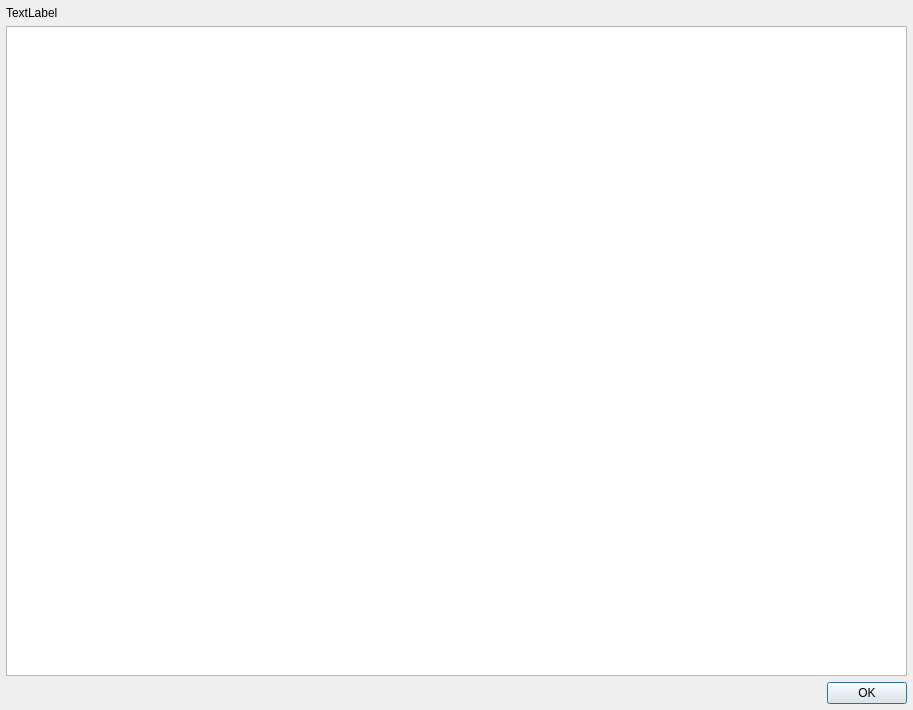
The window that ui_templates/load_order_string_dialog.ui (Frodo45127/runcher) describes before a commit, drawn with Qt 5.
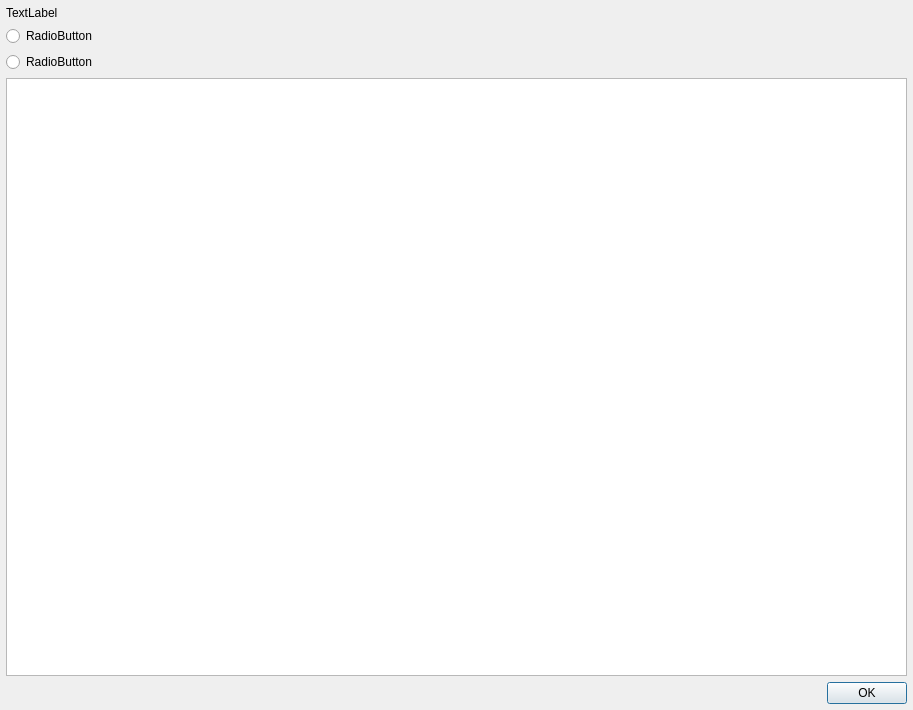
The same window after the commit.

Commit message: Implemented "Import modlist" feature and fixed a lot of bugs in the import/export code.

The edit to the form file:
```diff
--- a/ui_templates/load_order_string_dialog.ui
+++ b/ui_templates/load_order_string_dialog.ui
@@ -32,17 +32,10 @@
    <property name="spacing">
     <number>6</number>
    </property>
-   <item row="0" column="0">
-    <widget class="QLabel" name="string_label">
-     <property name="text">
-      <string>TextLabel</string>
-     </property>
-    </widget>
-   </item>
-   <item row="1" column="0">
+   <item row="3" column="0">
     <widget class="QTextEdit" name="string_text_edit"/>
    </item>
-   <item row="2" column="0">
+   <item row="4" column="0">
     <widget class="QDialogButtonBox" name="button_box">
      <property name="orientation">
       <enum>Qt::Horizontal</enum>
@@ -52,6 +45,27 @@
      </property>
     </widget>
    </item>
+   <item row="0" column="0">
+    <widget class="QLabel" name="string_label">
+     <property name="text">
+      <string>TextLabel</string>
+     </property>
+    </widget>
+   </item>
+   <item row="1" column="0">
+    <widget class="QRadioButton" name="runcher_mode_radio_button">
+     <property name="text">
+      <string>RadioButton</string>
+     </property>
+    </widget>
+   </item>
+   <item row="2" column="0">
+    <widget class="QRadioButton" name="modlist_mode_radio_button">
+     <property name="text">
+      <string>RadioButton</string>
+     </property>
+    </widget>
+   </item>
   </layout>
  </widget>
  <resources/>
```
The commit also changes 7 other files.
